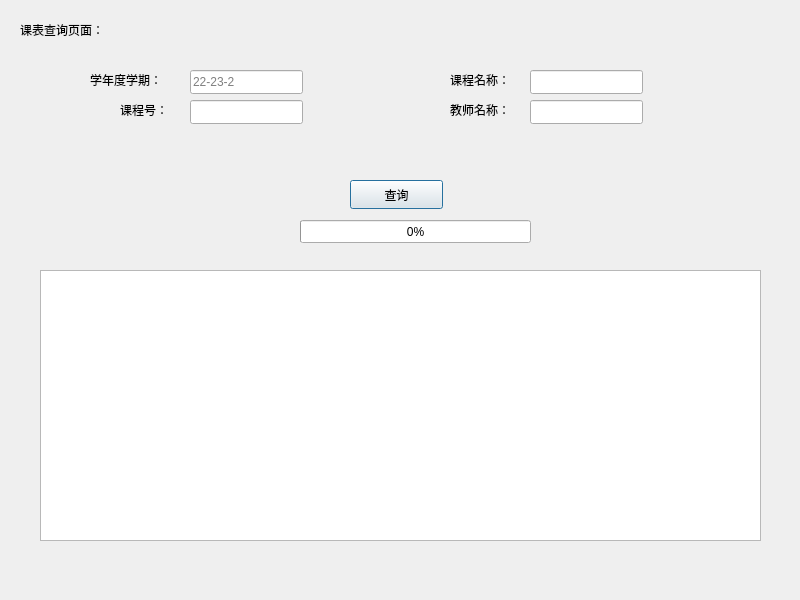
000lbh/PKUHelperAgain, file frontend/coursequerypage.ui: the form before one commit.
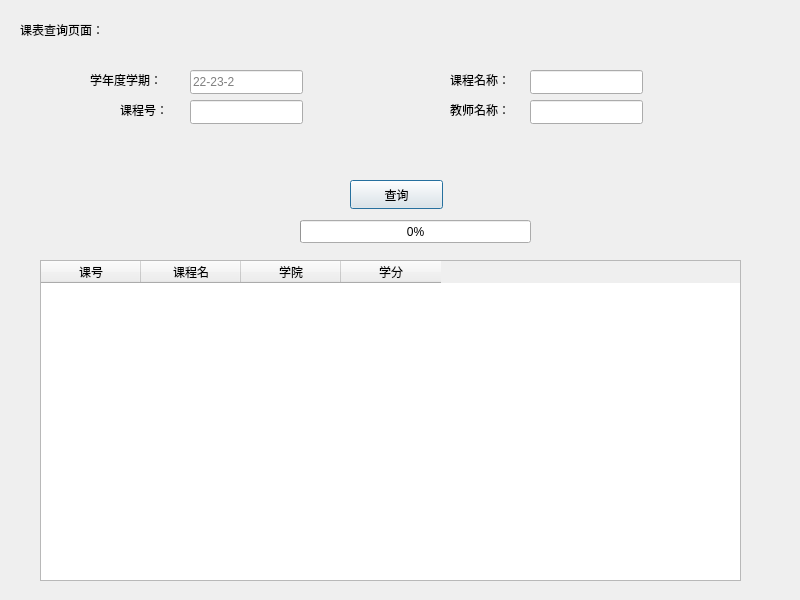
The form after the commit. Icons and pictures are not drawn.

Commit message: Course Query

Diff of the .ui file:
```diff
--- a/frontend/coursequerypage.ui
+++ b/frontend/coursequerypage.ui
@@ -138,16 +138,6 @@
     <string>查询</string>
    </property>
   </widget>
-  <widget class="QTableView" name="tableView">
-   <property name="geometry">
-    <rect>
-     <x>40</x>
-     <y>270</y>
-     <width>721</width>
-     <height>271</height>
-    </rect>
-   </property>
-  </widget>
   <widget class="QLabel" name="rsult_overview">
    <property name="geometry">
     <rect>
@@ -174,6 +164,36 @@
     <number>0</number>
    </property>
   </widget>
+  <widget class="QTableWidget" name="courseTable">
+   <property name="geometry">
+    <rect>
+     <x>40</x>
+     <y>260</y>
+     <width>701</width>
+     <height>321</height>
+    </rect>
+   </property>
+   <column>
+    <property name="text">
+     <string>课号</string>
+    </property>
+   </column>
+   <column>
+    <property name="text">
+     <string>课程名</string>
+    </property>
+   </column>
+   <column>
+    <property name="text">
+     <string>学院</string>
+    </property>
+   </column>
+   <column>
+    <property name="text">
+     <string>学分</string>
+    </property>
+   </column>
+  </widget>
  </widget>
  <resources>
   <include location="../res.qrc"/>
```
The commit also changes 2 other files.
